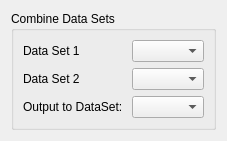
tthatcher95/PyHAT_Point_Spectra_GUI, file ui/CombineDataSets.ui: the form before one commit.
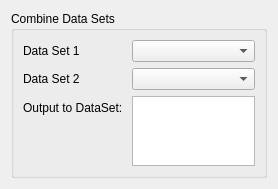
The form after the commit.

Patch:
```diff
--- a/ui/CombineDataSets.ui
+++ b/ui/CombineDataSets.ui
@@ -2,6 +2,14 @@
 <ui version="4.0">
  <class>Form</class>
  <widget class="QWidget" name="Form">
+  <property name="geometry">
+   <rect>
+    <x>0</x>
+    <y>0</y>
+    <width>278</width>
+    <height>140</height>
+   </rect>
+  </property>
   <property name="windowTitle">
    <string>Form</string>
   </property>
@@ -40,7 +48,7 @@
        </widget>
       </item>
       <item row="2" column="1">
-       <widget class="QComboBox" name="outputToDataSetComboBox"/>
+       <widget class="QPlainTextEdit" name="outputToDataSetTextBox"/>
       </item>
      </layout>
     </widget>
```
